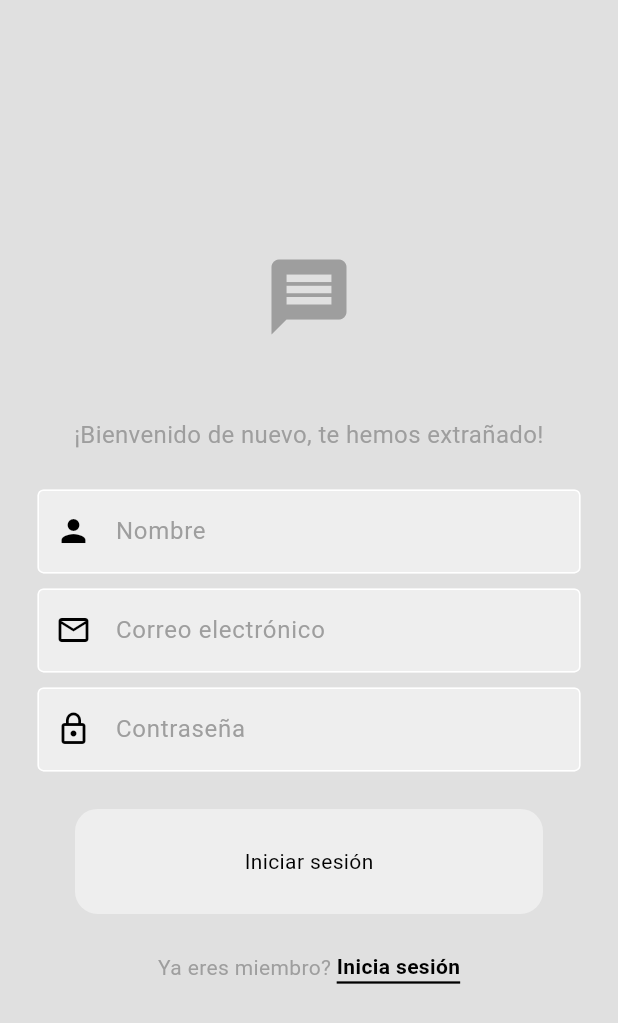
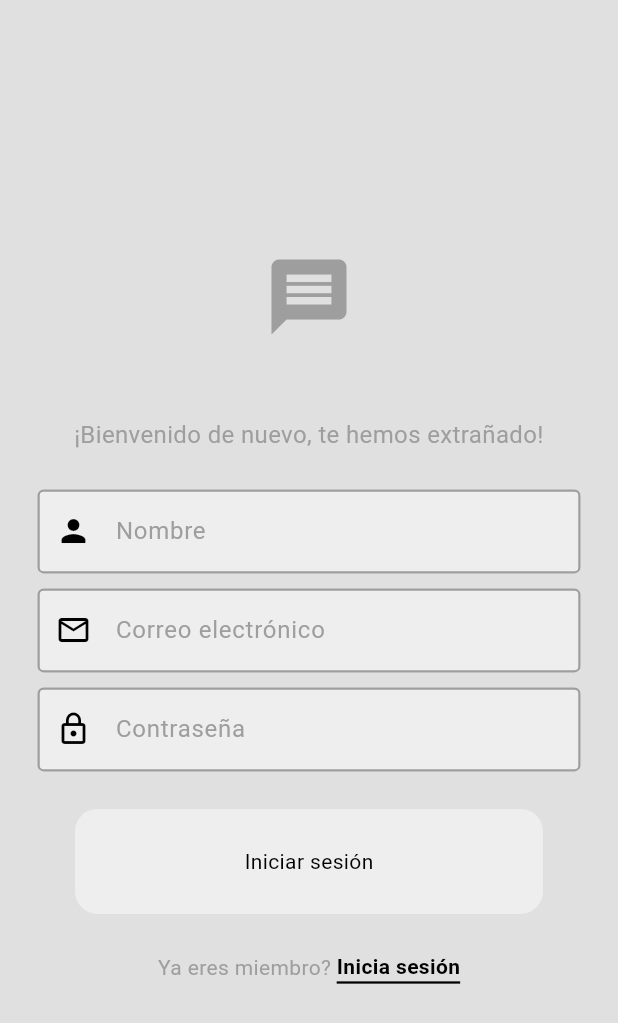
Before and after one commit to Destrabe/Login-En-Flutter, a Flutter app: the screen it shows after launch, after a tap on "Iniciar sesión", after a tap on "Regístrate ahora", on a phone screen of 412 x 824 dp. Shown: the top 1023 px of the screen. Run offline on Flutter 3.47's test engine with Material 3 defaults, Android fonts, the phone set to English and light mode, and no system bars; drawn by our look-alikes of auto_size_text; our stand-ins replace google_nav_bar.

Commit message:
Login y Register terminado

```diff
--- a/lib/componentes/textField.dart
+++ b/lib/componentes/textField.dart
@@ -4,19 +4,22 @@ class CustomTextField extends StatefulWidget {
   final String hintText;
   final bool obscureText;
   final TextEditingController controller;
-  final Widget? prefixIcon;
+  final bool isError;
+  final Icon? prefixIcon;
   final Widget? suffixIcon;
-  final bool isError;
+  final BorderSide borderSide; // Borde cuando no está seleccionado
+  final BorderSide focusedBorderSide; // Borde cuando está seleccionado
 
-  // Constructor
   const CustomTextField({
     super.key,
     required this.hintText,
     required this.obscureText,
     required this.controller,
-    this.prefixIcon, // Icono de prefijo opcional
-    this.suffixIcon, // Icono de sufijo opcional
-    this.isError = false, // Indica si hay un error
+    required this.isError,
+    this.prefixIcon,
+    this.suffixIcon,
+    required this.borderSide,
+    required this.focusedBorderSide,
   });
 
   @override
@@ -24,28 +27,34 @@ class CustomTextField extends StatefulWidget {
 }
 
 class _CustomTextFieldState extends State<CustomTextField> {
+  bool hasText = false;
   bool showPassword = false;
+
+  // Método que escucha los cambios en el controlador
+  void _onTextChanged() {
+    if (mounted) {
+      setState(() {
+        hasText = widget.controller.text.isNotEmpty;
+      });
+    }
+  }
 
   @override
   void initState() {
     super.initState();
-    widget.controller.addListener(_textChanged);
-  }
-
-  void _textChanged() {
-    setState(() {});
+    // Añadimos el listener
+    widget.controller.addListener(_onTextChanged);
   }
 
   @override
   void dispose() {
-    widget.controller.removeListener(_textChanged);
+    // Eliminamos el listener al desmontar el widget
+    widget.controller.removeListener(_onTextChanged);
     super.dispose();
   }
 
   @override
   Widget build(BuildContext context) {
-    bool hasText = widget.controller.text.isNotEmpty;
-
     return Padding(
       padding: const EdgeInsets.symmetric(horizontal: 25.0),
       child: TextField(
@@ -53,33 +62,49 @@ class _CustomTextFieldState extends State<CustomTextField> {
         controller: widget.controller,
         style: const TextStyle(color: Colors.black),
         decoration: InputDecoration(
+          labelText: widget.hintText,
+          labelStyle: TextStyle(color: Theme.of(context).colorScheme.primary),
+          // Borde sin enfoque
+          enabledBorder: OutlineInputBorder(
+            borderSide: widget.isError
+                ? const BorderSide(color: Colors.red, width: 1.5)
+                : widget.borderSide,
+          ),
+          // Borde con enfoque
+          focusedBorder: OutlineInputBorder(
+            borderSide: widget.isError
+                ? const BorderSide(color: Colors.red, width: 2.0)
+                : widget.focusedBorderSide,
+          ),
+          fillColor: Theme.of(context).colorScheme.secondary,
+          filled: true,
           prefixIcon: widget.prefixIcon,
           suffixIcon: widget.suffixIcon ??
               (hasText
-                  ? GestureDetector(
-                      onTap: () {
-                        setState(() {
-                          widget.controller.clear();
-                        });
-                      },
-                      child: Icon(Icons.clear, color: Colors.grey),
-                    )
+                  ? (widget.obscureText
+                      ? IconButton(
+                          icon: Icon(
+                            showPassword
+                                ? Icons.visibility
+                                : Icons.visibility_off,
+                            color: Colors.black,
+                          ),
+                          onPressed: () {
+                            setState(() {
+                              showPassword = !showPassword;
+                            });
+                          },
+                        )
+                      : IconButton(
+                          icon: const Icon(Icons.clear, color: Colors.black),
+                          onPressed: () {
+                            widget.controller.clear();
+                            setState(() {
+                              hasText = false;
+                            });
+                          },
+                        ))
                   : null),
-          labelText: widget.hintText,
-          labelStyle: TextStyle(color: Theme.of(context).colorScheme.primary),
-          enabledBorder: OutlineInputBorder(
-            borderSide:
-                BorderSide(color: Theme.of(context).colorScheme.tertiary),
-          ),
-          focusedBorder: OutlineInputBorder(
-            borderSide:
-                BorderSide(color: Theme.of(context).colorScheme.primary),
-          ),
-          fillColor: Theme.of(context).colorScheme.secondary,
-          filled: true,
-          errorText: widget.isError
-              ? 'Este campo es obligatorio'
-              : null, // Error message
         ),
       ),
     );
--- a/lib/principal/login.dart
+++ b/lib/principal/login.dart
@@ -168,8 +168,17 @@ class _LoginPageState extends State<LoginPage> {
                       )
                     : null,
                 isError: nombreErrorMessage.isNotEmpty,
+                borderSide: BorderSide(
+                  color: Theme.of(context)
+                      .colorScheme
+                      .primary, // Tema cuando no está enfocado
+                  width: 1.5,
+                ),
+                focusedBorderSide: const BorderSide(
+                  color: Colors.black, // Borde negro cuando está enfocado
+                  width: 2.0,
+                ),
               ),
-
               if (nombreErrorMessage.isNotEmpty)
                 Padding(
                   padding: const EdgeInsets.only(left: 25.0, top: 8.0),
@@ -204,8 +213,17 @@ class _LoginPageState extends State<LoginPage> {
                       )
                     : null,
                 isError: contraseniaErrorMessage.isNotEmpty,
+                borderSide: BorderSide(
+                  color: Theme.of(context)
+                      .colorScheme
+                      .primary, // Tema cuando no está enfocado
+                  width: 1.5,
+                ),
+                focusedBorderSide: const BorderSide(
+                  color: Colors.black, // Borde negro cuando está enfocado
+                  width: 2.0,
+                ),
               ),
-
               if (contraseniaErrorMessage.isNotEmpty)
                 Padding(
                   padding: const EdgeInsets.only(left: 25.0, top: 8.0),
--- a/lib/principal/registro.dart
+++ b/lib/principal/registro.dart
@@ -196,6 +196,16 @@ class _RegistroPageState extends State<Registro> {
                         )
                       : null,
                   isError: nombreErrorMessage.isNotEmpty,
+                  borderSide: BorderSide(
+                    color: Theme.of(context)
+                        .colorScheme
+                        .primary, // Tema cuando no está enfocado
+                    width: 1.5,
+                  ),
+                  focusedBorderSide: const BorderSide(
+                    color: Colors.black, // Borde negro cuando está enfocado
+                    width: 2.0,
+                  ),
                 ),
                 if (nombreErrorMessage.isNotEmpty)
                   Padding(
@@ -228,6 +238,16 @@ class _RegistroPageState extends State<Registro> {
                         )
                       : null,
                   isError: correoErrorMessage.isNotEmpty,
+                  borderSide: BorderSide(
+                    color: Theme.of(context)
+                        .colorScheme
+                        .primary, // Tema cuando no está enfocado
+                    width: 1.5,
+                  ),
+                  focusedBorderSide: const BorderSide(
+                    color: Colors.black, // Borde negro cuando está enfocado
+                    width: 2.0,
+                  ),
                 ),
                 if (correoErrorMessage.isNotEmpty)
                   Padding(
@@ -265,6 +285,16 @@ class _RegistroPageState extends State<Registro> {
                         )
                       : null,
                   isError: contraseniaErrorMessage.isNotEmpty,
+                  borderSide: BorderSide(
+                    color: Theme.of(context)
+                        .colorScheme
+                        .primary, // Tema cuando no está enfocado
+                    width: 1.5,
+                  ),
+                  focusedBorderSide: const BorderSide(
+                    color: Colors.black, // Borde negro cuando está enfocado
+                    width: 2.0,
+                  ),
                 ),
                 if (contraseniaErrorMessage.isNotEmpty)
                   Padding(
```
